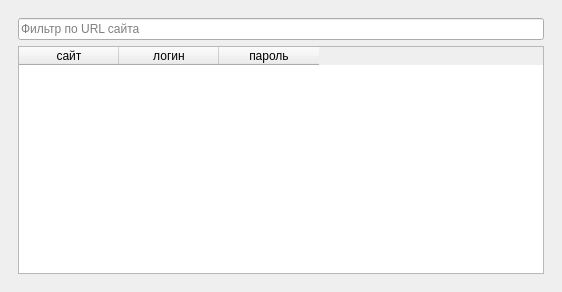
Above: mainwindow.ui from TiAlina/221-331_Tikhonova before the change. Below: the same form after it.
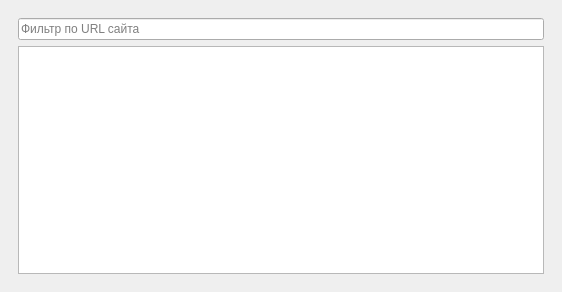
That is the form after the change.

Commit message: Table + JSON + Filter

Patch:
```diff
--- a/mainwindow.ui
+++ b/mainwindow.ui
@@ -29,23 +29,7 @@
            </widget>
           </item>
           <item>
-           <widget class="QTableWidget" name="tableWidgetAccounts">
-            <column>
-             <property name="text">
-              <string>сайт</string>
-             </property>
-            </column>
-            <column>
-             <property name="text">
-              <string>логин</string>
-             </property>
-            </column>
-            <column>
-             <property name="text">
-              <string>пароль</string>
-             </property>
-            </column>
-           </widget>
+           <widget class="QTableView" name="tableViewAccounts"/>
           </item>
          </layout>
         </item>
```
The commit also changes 124 other files.
